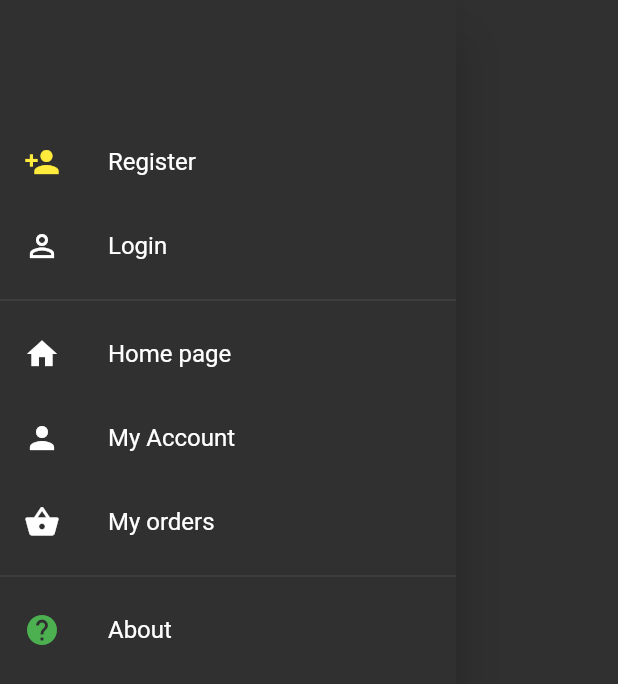
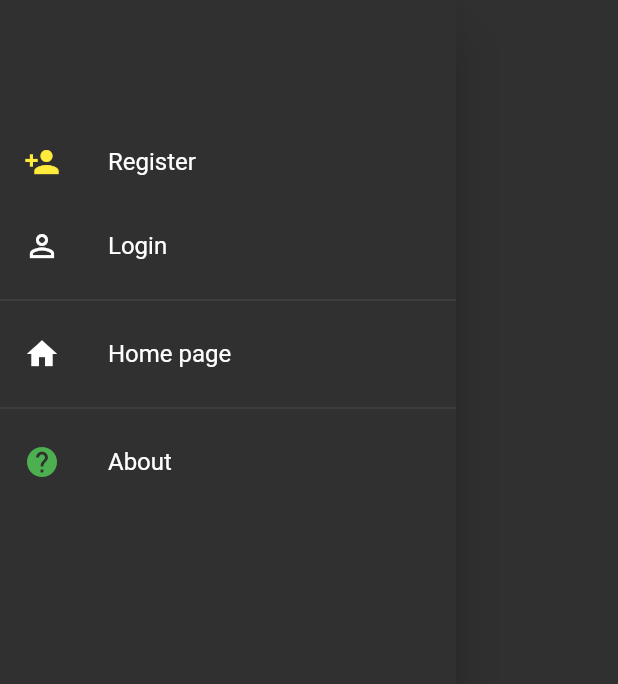
Before and after one commit to henrygustavo/flutter_ecommerce, a Flutter app: the EcommerceDrawer widget shown alone on an empty page, opened directly, on a phone screen of 412 x 824 dp. Shown: the top 684 px of the screen. Run offline on Flutter 3.47's test engine with Material 2 defaults, Android fonts, the phone set to English and light mode, and no system bars; our stand-ins replace badges, flutter_redux, modal_progress_hud, redux, redux_thunk, shared_preferences; missing offline and left inert: redux_logging, stripe_payment; accounts and stored records are empty.

```diff
--- a/lib/pages/products_page.dart
+++ b/lib/pages/products_page.dart
@@ -1,6 +1,5 @@
 import 'package:flutter/material.dart';
 import 'package:flutter_ecommerce/models/app_state.dart';
-import 'package:flutter_ecommerce/models/user.dart';
 import 'package:flutter_ecommerce/redux/actions.dart';
 import 'package:flutter_ecommerce/widgets/product_item.dart';
 import 'package:flutter_redux/flutter_redux.dart';
--- a/lib/redux/actions.dart
+++ b/lib/redux/actions.dart
@@ -96,10 +96,16 @@ ThunkAction<AppState> getCartProductsAction = (Store<AppState> store) async {
       headers: {'Authorization': 'Bearer ${user.jwt}'});
   final responseData = json.decode(response.body)['products'];
   List<Product> cartProducts = [];
+
+  if(responseData == null) return;
+
   responseData.forEach((productData) {
+
     final Product product = Product.fromJson(productData);
     cartProducts.add(product);
+
   });
+
   store.dispatch(GetCartProductsAction(cartProducts));
 };
 
--- a/lib/widgets/ecommerce_drawer.dart
+++ b/lib/widgets/ecommerce_drawer.dart
@@ -2,29 +2,23 @@ import 'package:flutter/material.dart';
 import 'package:flutter_ecommerce/models/user.dart';
 
 class EcommerceDrawer extends StatelessWidget {
-
   final User user;
 
   EcommerceDrawer({this.user});
 
   @override
   Widget build(BuildContext context) {
-
     return Drawer(
-      child: ListView(
-
-        children: _buildDrawerList(context)
-
-      ),
+      child: ListView(children: _buildDrawerList(context)),
     );
-
   }
 
   // cracion de las listas para el drawer
 
   List<Widget> _buildDrawerList(BuildContext context) {
     List<Widget> children = [];
-    children..addAll(_buildUserAccounts(context))
+    children
+      ..addAll(_buildUserAccounts(context))
       ..addAll([new Divider()])
       ..addAll(_buildActions(context))
       ..addAll([new Divider()])
@@ -33,13 +27,10 @@ class EcommerceDrawer extends StatelessWidget {
   }
 
   List<Widget> _buildUserAccounts(BuildContext context) {
-
     List<Widget> _ret = [];
 
-    if(user != null) {
-      _ret..add(
-
-        new UserAccountsDrawerHeader(
+    if (user != null) {
+      var userAccount = new UserAccountsDrawerHeader(
         accountName: Text(user.username),
         accountEmail: Text(user.email),
         currentAccountPicture: GestureDetector(
@@ -48,53 +39,53 @@ class EcommerceDrawer extends StatelessWidget {
             child: Icon(Icons.person, color: Colors.white),
           ),
         ),
-        )
       );
-    } else {
 
-      _ret..add(
-        InkWell(
-          onTap: () =>
-              Navigator.pushNamed(context, '/register'),
+      _ret..add(userAccount);
+      return _ret;
+    }
+
+    var register = InkWell(
+      onTap: () => Navigator.pushNamed(context, '/register'),
       child: Padding(
         padding: const EdgeInsets.only(top: 80.0),
         child: ListTile(
           title: Text('Register'),
-              leading: Icon(Icons.person_add,
+          leading: Icon(
+            Icons.person_add,
             color: Colors.yellow,
           ),
         ),
       ),
-        )
     );
 
-      _ret..add(
-        InkWell(
-          onTap: () =>
-              Navigator.pushNamed(context, '/login'),
+    var login = InkWell(
+      onTap: () => Navigator.pushNamed(context, '/login'),
       child: ListTile(
         title: Text('Login'),
         leading: Icon(Icons.person_outline),
       ),
-        )
     );
 
-    }
+    _ret..add(register);
 
+    _ret..add(login);
 
     return _ret;
   }
 
   List<Widget> _buildActions(BuildContext context) {
-    return [
-      InkWell(
+    List<Widget> _ret = [];
+
+    var home = InkWell(
       onTap: () {},
       child: ListTile(
         title: Text('Home page'),
         leading: Icon(Icons.home),
       ),
-        ),
-        InkWell(
+    );
+
+    var myAccount = InkWell(
       onTap: () {},
       child: ListTile(
         title: Text('My Account'),
@@ -102,8 +93,9 @@ class EcommerceDrawer extends StatelessWidget {
           Icons.person,
         ),
       ),
-        ),
-        InkWell(
+    );
+
+    var myOrders = InkWell(
       onTap: () => Navigator.pushNamed(context, '/cart'),
       child: ListTile(
         title: Text('My orders'),
@@ -111,13 +103,20 @@ class EcommerceDrawer extends StatelessWidget {
           Icons.shopping_basket,
         ),
       ),
-        ),
-    ];
+    );
+
+    _ret..add(home);
+
+    if (user != null) {
+      _ret..add(myAccount);
+      _ret..add(myOrders);
+    }
+
+    return _ret;
   }
 
   List<Widget> _buildSettingAndHelp(BuildContext context) {
     return [
-
       InkWell(
         onTap: () {},
         child: ListTile(
```
Also changed, not shown: pubspec.lock. Lines whose indentation alone changed are shown as unchanged.
